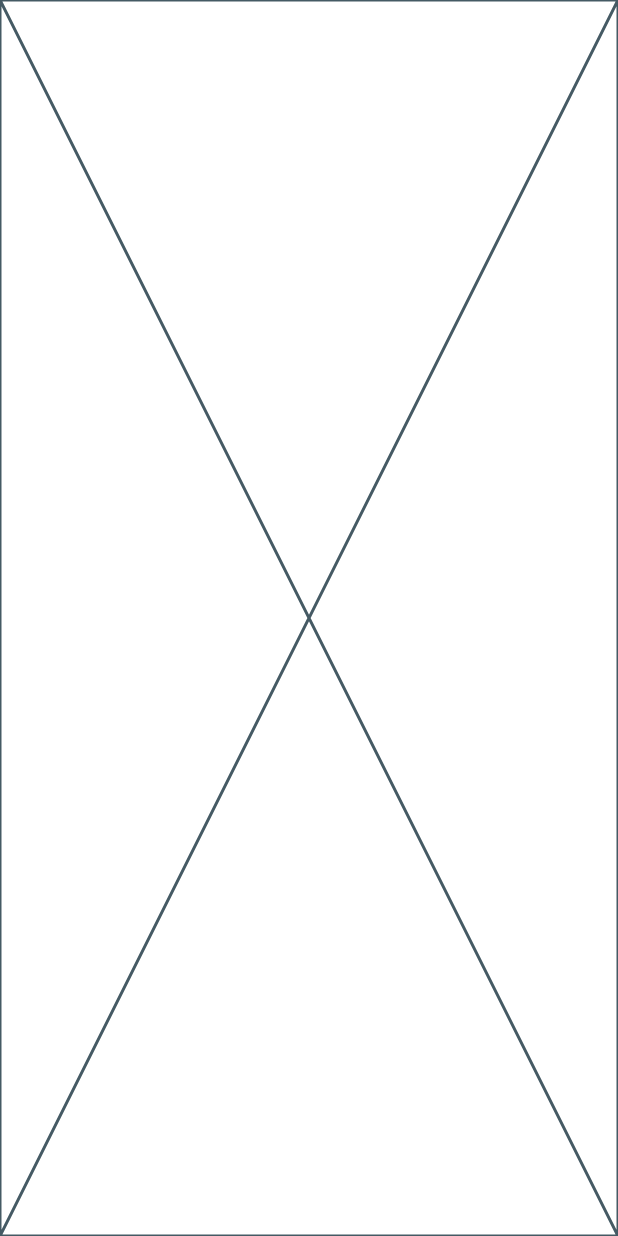
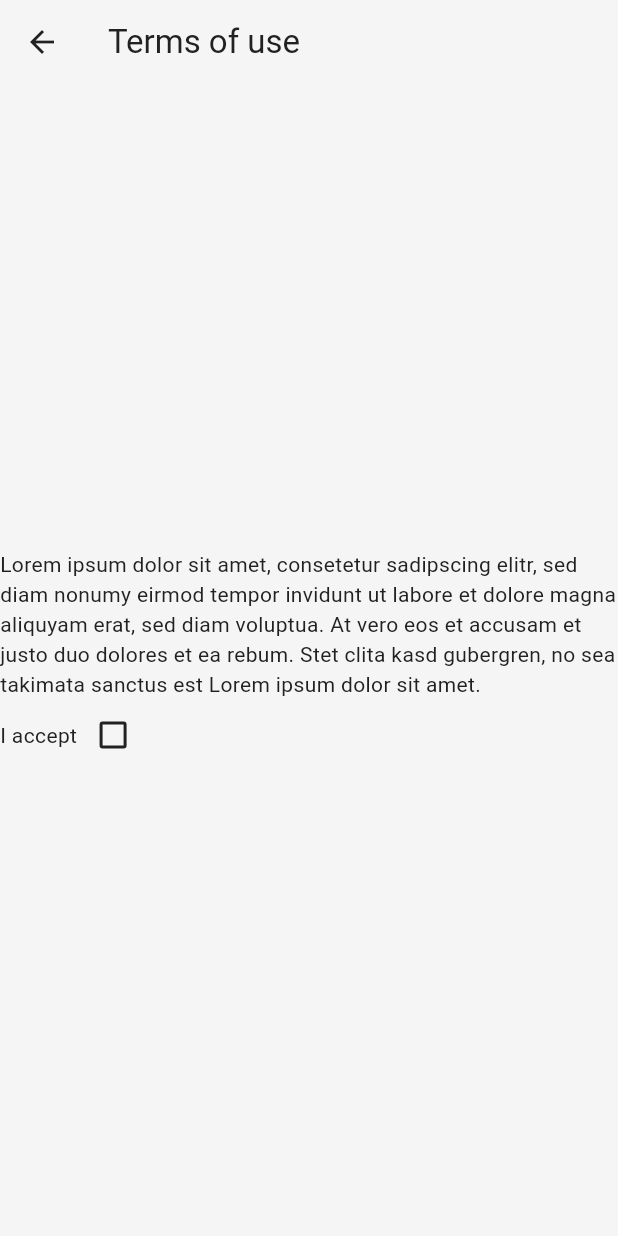
Before and after one commit to fhstp/ergo4all, a Flutter app: the screen it shows after launch, after a tap on "Deutsch", after a tap on "Skip introduction", on a phone screen of 412 x 824 dp. Run offline on Flutter 3.47's test engine with Material 3 defaults, Android fonts, the phone set to English and light mode, and no system bars.

Commit message:
feat: add skeleton tos screen (#3)
* add app bar title

* add placeholder tos text

* add accept checkbox

* add navigation on accept

```diff
--- a/lib/screens/terms_of_use.dart
+++ b/lib/screens/terms_of_use.dart
@@ -1,10 +1,58 @@
-import 'package:flutter/cupertino.dart';
+import 'package:ergo4all/screens/pre_user_creator.dart';
+import 'package:flutter/material.dart';
 
-class TermsOfUseScreen extends StatelessWidget {
+const tosText =
+    "Lorem ipsum dolor sit amet, consetetur sadipscing elitr, sed diam nonumy eirmod tempor invidunt ut labore et dolore magna aliquyam erat, sed diam voluptua. At vero eos et accusam et justo duo dolores et ea rebum. Stet clita kasd gubergren, no sea takimata sanctus est Lorem ipsum dolor sit amet.";
+
+class TermsOfUseScreen extends StatefulWidget {
   const TermsOfUseScreen({super.key});
 
   @override
+  State<TermsOfUseScreen> createState() => _TermsOfUseScreenState();
+}
+
+class _TermsOfUseScreenState extends State<TermsOfUseScreen> {
+  bool hasAccepted = false;
+
+  void toggleHasAccepted() {
+    setState(() {
+      hasAccepted = !hasAccepted;
+    });
+  }
+
+  @override
   Widget build(BuildContext context) {
-    return const Placeholder();
+    final navigator = Navigator.of(context);
+
+    void navigateToPreUserCreation() {
+      navigator.pushReplacement(
+          MaterialPageRoute(builder: (_) => const PreUserCreatorScreen()));
+    }
+
+    return Scaffold(
+      appBar: AppBar(
+        title: const Text("Terms of use"),
+      ),
+      body: Center(
+        child: Column(
+          mainAxisAlignment: MainAxisAlignment.center,
+          children: [
+            const Text(tosText),
+            Row(
+              children: [
+                const Text("I accept"),
+                Checkbox(
+                    key: const Key("accept-check"),
+                    value: hasAccepted,
+                    onChanged: (isChecked) {
+                      toggleHasAccepted();
+                      if (isChecked!) navigateToPreUserCreation();
+                    }),
+              ],
+            )
+          ],
+        ),
+      ),
+    );
   }
 }
```
Also changed, not shown: lib/screens/pre_user_creator.dart (added, +10 -0 lines), 1 other file.
